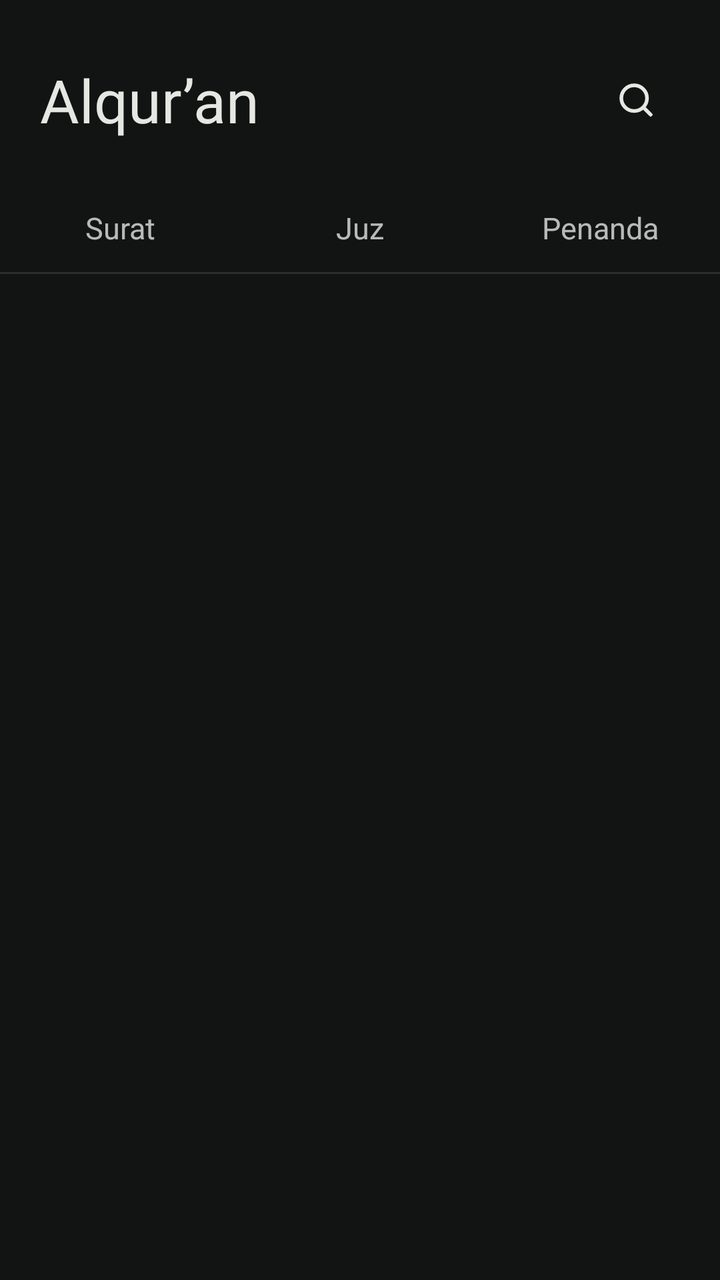
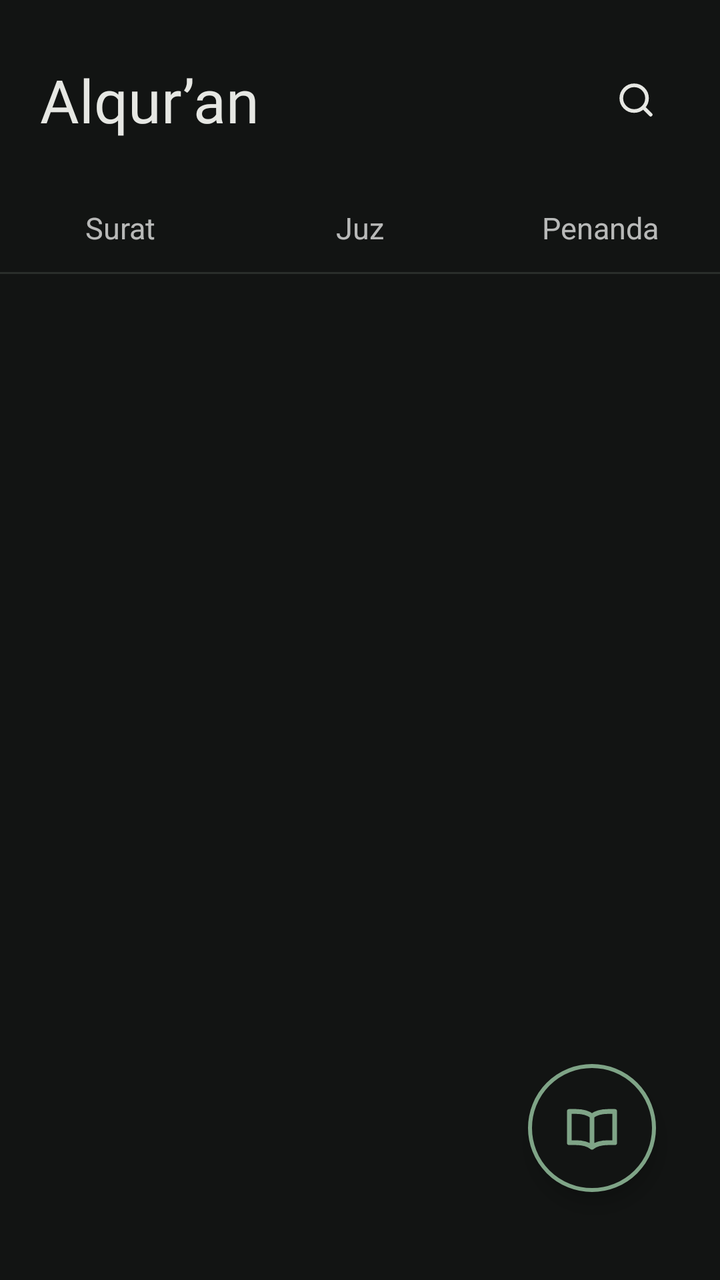

Compare the two renders of this Android layout. The source of the first and the diff that turns it into the second are given below.
<!-- AndroidManifest.xml: application theme Theme.Alquran -->
<!-- res/layout/activity_main.xml -->
<?xml version="1.0" encoding="utf-8"?>
<LinearLayout xmlns:android="http://schemas.android.com/apk/res/android"
    android:layout_width="match_parent"
    android:layout_height="match_parent"
    android:background="@color/bg"
    android:orientation="vertical">

    <LinearLayout
        android:layout_width="match_parent"
        android:layout_height="wrap_content"
        android:gravity="center_vertical"
        android:orientation="horizontal"
        android:paddingStart="20dp"
        android:paddingTop="28dp"
        android:paddingEnd="20dp"
        android:paddingBottom="20dp">

        <TextView
            android:layout_width="0dp"
            android:layout_height="wrap_content"
            android:layout_weight="1"
            android:fontFamily="@font/cardo_bold"
            android:text="@string/app_name"
            android:textColor="@color/text"
            android:textSize="30sp" />

        <ImageButton
            android:layout_width="44dp"
            android:layout_height="44dp"
            android:background="@drawable/bg_ripple"
            android:contentDescription="@string/cari_surat"
            android:src="@drawable/ic_search" />
    </LinearLayout>

    <FrameLayout
        android:id="@+id/tab_area"
        android:layout_width="match_parent"
        android:layout_height="44dp"
        android:clipChildren="false"
        android:clipToPadding="false"
        android:elevation="2dp">

        <LinearLayout
            android:id="@+id/tab_row"
            android:layout_width="match_parent"
            android:layout_height="match_parent"
            android:clipChildren="false"
            android:orientation="horizontal">

            <TextView
                android:id="@+id/tab_surat"
                android:layout_width="0dp"
                android:layout_height="match_parent"
                android:layout_weight="1"
                android:background="@drawable/bg_tab"
                android:gravity="center"
                android:stateListAnimator="@animator/tab_press"
                android:text="@string/tab_surat"
                android:textSize="15sp" />
            <TextView
                android:id="@+id/tab_juz"
                android:layout_width="0dp"
                android:layout_height="match_parent"
                android:layout_weight="1"
                android:background="@drawable/bg_tab"
                android:gravity="center"
                android:stateListAnimator="@animator/tab_press"
                android:text="@string/tab_juz"
                android:textSize="15sp" />
            <TextView
                android:id="@+id/tab_penanda"
                android:layout_width="0dp"
                android:layout_height="match_parent"
                android:layout_weight="1"
                android:background="@drawable/bg_tab"
                android:gravity="center"
                android:stateListAnimator="@animator/tab_press"
                android:text="@string/tab_penanda"
                android:textSize="15sp" />
        </LinearLayout>

        
        <View
            android:id="@+id/tab_indicator"
            android:layout_width="0dp"
            android:layout_height="2dp"
            android:layout_gravity="bottom"
            android:background="@color/accent" />
    </FrameLayout>

    <View
        android:layout_width="match_parent"
        android:layout_height="1dp"
        android:background="@color/line" />

    <androidx.viewpager2.widget.ViewPager2
        android:id="@+id/pager"
        android:layout_width="match_parent"
        android:layout_height="0dp"
        android:layout_weight="1" />
</LinearLayout>
<!-- resources referenced by this layout -->
<resources>
  <color name="accent">#7FA487</color>
  <color name="bg">#121413</color>
  <color name="line">#2A2E2B</color>
  <color name="text">#E6E7E3</color>
  <!-- drawable bg_ripple (drawable) -->
  <?xml version="1.0" encoding="utf-8"?>
  <ripple xmlns:android="http://schemas.android.com/apk/res/android"
      android:color="@color/surface">
      <item android:id="@android:id/mask">
          <color android:color="@color/text" />
      </item>
  </ripple>
  <!-- drawable bg_tab (drawable) -->
  <?xml version="1.0" encoding="utf-8"?>
  <ripple xmlns:android="http://schemas.android.com/apk/res/android"
      android:color="#33FFFFFF">
      <item>
          <selector>
              <item android:state_pressed="true">
                  <shape android:shape="rectangle">
                      <solid android:color="@color/surface" />
                  </shape>
              </item>
              <item>
                  <shape android:shape="rectangle">
                      <solid android:color="@color/bg" />
                  </shape>
              </item>
          </selector>
      </item>
  </ripple>
  <!-- drawable ic_search (drawable) -->
  <?xml version="1.0" encoding="utf-8"?>
  <vector xmlns:android="http://schemas.android.com/apk/res/android"
      android:width="22dp"
      android:height="22dp"
      android:viewportWidth="24"
      android:viewportHeight="24">
      <path
          android:pathData="M11,4a7,7 0 1,0 0,14a7,7 0 1,0 0,-14M20,20l-3.5,-3.5"
          android:strokeColor="@color/text"
          android:strokeWidth="2"
          android:strokeLineCap="round"
          android:strokeLineJoin="round" />
  </vector>
  <string name="app_name">Alqur’an</string>
  <string name="cari_surat">Cari surat</string>
  <string name="tab_juz">Juz</string>
  <string name="tab_penanda">Penanda</string>
  <string name="tab_surat">Surat</string>
  <style name="Theme.Alquran" parent="Theme.AppCompat.NoActionBar">
          <item name="android:windowBackground">@color/bg</item>
          <item name="android:statusBarColor">@color/bg</item>
          <item name="android:navigationBarColor">@color/bg</item>
          <item name="android:windowLightStatusBar">false</item>
      </style>
  <color name="surface">#1A1D1B</color>
</resources>

<!-- the commit's change to res/layout/activity_main.xml (unified diff, before → after) -->
@@ -1,8 +1,12 @@
 <?xml version="1.0" encoding="utf-8"?>
-<LinearLayout xmlns:android="http://schemas.android.com/apk/res/android"
+<FrameLayout xmlns:android="http://schemas.android.com/apk/res/android"
     android:layout_width="match_parent"
     android:layout_height="match_parent"
-    android:background="@color/bg"
+    android:background="@color/bg">
+
+<LinearLayout
+    android:layout_width="match_parent"
+    android:layout_height="match_parent"
     android:orientation="vertical">
 
     <LinearLayout
@@ -99,3 +103,17 @@
         android:layout_height="0dp"
         android:layout_weight="1" />
 </LinearLayout>
+
+    
+    <ImageButton
+        android:id="@+id/fab_terakhir"
+        android:layout_width="64dp"
+        android:layout_height="64dp"
+        android:layout_gravity="bottom|end"
+        android:layout_marginEnd="32dp"
+        android:layout_marginBottom="44dp"
+        android:background="@drawable/bg_fab"
+        android:contentDescription="@string/halaman_terakhir"
+        android:elevation="6dp"
+        android:src="@drawable/ic_book_open" />
+</FrameLayout>
<!-- resource entries referenced after the edit -->
@@ -4,6 +4,19 @@
   <color name="bg">#121413</color>
   <color name="line">#2A2E2B</color>
   <color name="text">#E6E7E3</color>
+  <!-- drawable bg_fab (drawable) -->
+  <?xml version="1.0" encoding="utf-8"?>
+  <ripple xmlns:android="http://schemas.android.com/apk/res/android"
+      android:color="#337FA487">
+      <item>
+          <shape android:shape="oval">
+              <solid android:color="@color/bg" />
+              <stroke
+                  android:width="2dp"
+                  android:color="@color/accent" />
+          </shape>
+      </item>
+  </ripple>
   <!-- drawable bg_ripple (drawable) -->
   <?xml version="1.0" encoding="utf-8"?>
   <ripple xmlns:android="http://schemas.android.com/apk/res/android"
@@ -31,6 +44,20 @@
           </selector>
       </item>
   </ripple>
+  <!-- drawable ic_book_open (drawable) -->
+  <?xml version="1.0" encoding="utf-8"?>
+  <vector xmlns:android="http://schemas.android.com/apk/res/android"
+      android:width="32dp"
+      android:height="32dp"
+      android:viewportWidth="24"
+      android:viewportHeight="24">
+      <path
+          android:pathData="M12,7.5C10.6,6.4 8.6,5.8 6,5.8H3.5V17.5H6C8.6,17.5 10.6,18.1 12,19.2C13.4,18.1 15.4,17.5 18,17.5H20.5V5.8H18C15.4,5.8 13.4,6.4 12,7.5ZM12,7.5V19.2"
+          android:strokeColor="@color/accent"
+          android:strokeWidth="1.8"
+          android:strokeLineCap="round"
+          android:strokeLineJoin="round" />
+  </vector>
   <!-- drawable ic_search (drawable) -->
   <?xml version="1.0" encoding="utf-8"?>
   <vector xmlns:android="http://schemas.android.com/apk/res/android"
@@ -47,6 +74,7 @@
   </vector>
   <string name="app_name">Alqur’an</string>
   <string name="cari_surat">Cari surat</string>
+  <string name="halaman_terakhir">Halaman terakhir dibaca</string>
   <string name="tab_juz">Juz</string>
   <string name="tab_penanda">Penanda</string>
   <string name="tab_surat">Surat</string>
